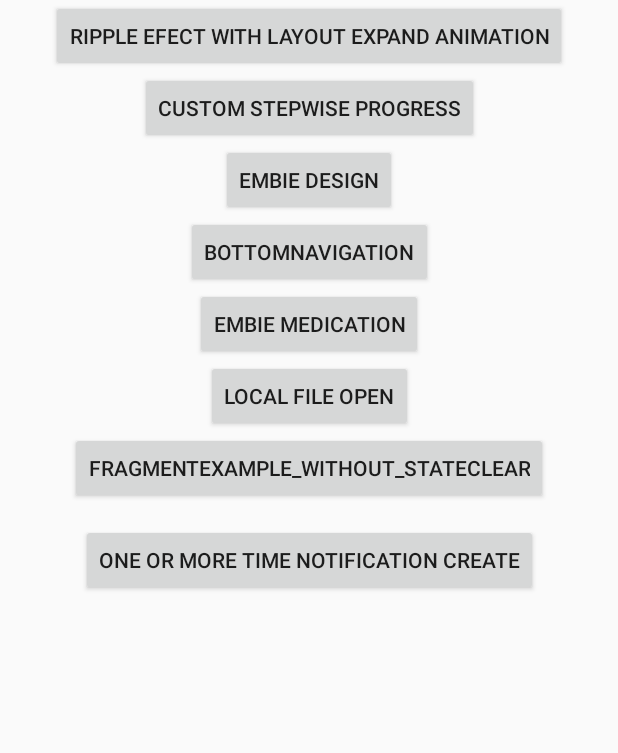
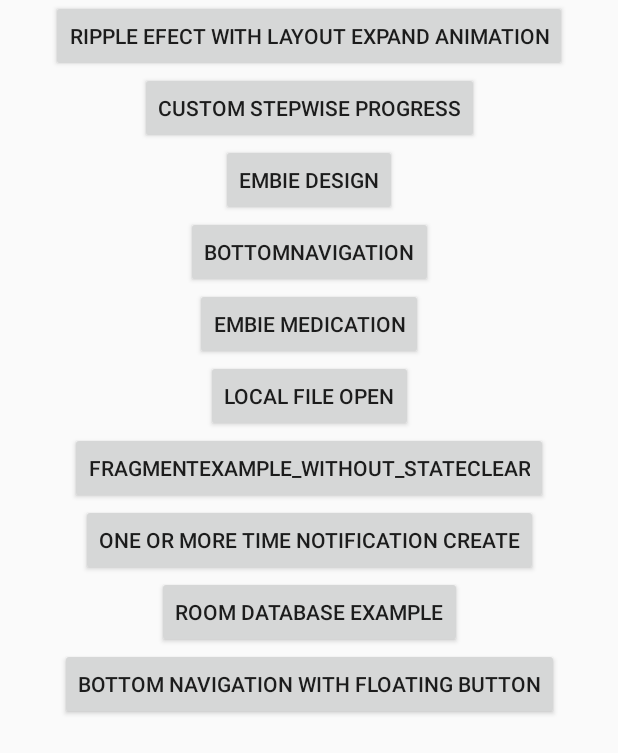
Before and after one commit to parasArvaan2021/AllKotlin, an Android app: the screen it shows after launch (MainActivity), on a phone screen of 412 x 824 dp. Shown: the top 753 px of the screen. Run offline under Robolectric (Android 15) with nearby library versions, the phone set to English and light mode, and no system bars.

Commit message:
BottomNavigationWithFab Button Module complete

```diff
--- a/app/src/main/res/drawable/nav_item_color_state.xml
+++ b/app/src/main/res/drawable/nav_item_color_state.xml
@@ -1,5 +1,5 @@
 <?xml version="1.0" encoding="utf-8"?>
 <selector xmlns:android="http://schemas.android.com/apk/res/android">
-    <item android:state_checked="true" android:color="@android:color/darker_gray" />
+    <item android:state_checked="true" android:color="#FACACA" />
     <item android:color="@android:color/darker_gray"  />
 </selector>
--- a/app/src/main/res/layout/activity_main.xml
+++ b/app/src/main/res/layout/activity_main.xml
@@ -74,11 +74,27 @@
         android:id="@+id/btnOneORMoreTimeCreateNotification"
         android:layout_width="wrap_content"
         android:layout_height="wrap_content"
-        android:layout_marginTop="@dimen/_10sdp"
         android:text="ONe Or More Time Notification Create"
         app:layout_constraintEnd_toEndOf="parent"
         app:layout_constraintStart_toStartOf="parent"
         app:layout_constraintTop_toBottomOf="@id/FragmentExampleWithoutStateClear" />
+    <Button
+        android:id="@+id/btnRoomDataBase"
+        android:layout_width="wrap_content"
+        android:layout_height="wrap_content"
+        android:text="Room DataBase Example"
+        app:layout_constraintEnd_toEndOf="parent"
+        app:layout_constraintStart_toStartOf="parent"
+        app:layout_constraintTop_toBottomOf="@id/btnOneORMoreTimeCreateNotification" />
+
+    <Button
+        android:id="@+id/btnBottomNavigationWithFloatingButton"
+        android:layout_width="wrap_content"
+        android:layout_height="wrap_content"
+        android:text="Bottom Navigation With Floating Button"
+        app:layout_constraintEnd_toEndOf="parent"
+        app:layout_constraintStart_toStartOf="parent"
+        app:layout_constraintTop_toBottomOf="@id/btnRoomDataBase"/>
 
 
 </androidx.constraintlayout.widget.ConstraintLayout>
--- a/app/src/main/res/values/themes.xml
+++ b/app/src/main/res/values/themes.xml
@@ -14,4 +14,8 @@
         <item name="android:statusBarColor" tools:targetApi="l">?attr/colorPrimaryVariant</item>
         <!-- Customize your theme here. -->
     </style>
+
+    <style name="BottomNavigation" parent="Theme.MaterialComponents.Light">
+
+    </style>
 </resources>
```
Also changed, not shown: app/src/main/AndroidManifest.xml (+12 -10 lines), app/src/main/java/com/main/kotlin/BottomNavWithFABButton.kt (added, +16 -0 lines), app/src/main/java/com/main/kotlin/MainActivity.kt (+30 -19 lines), app/src/main/res/drawable-v24/ic_baseline_add_24.xml (added, +10 -0 lines), app/src/main/res/layout/activity_bottom_nav_with_fabbutton.xml (added, +49 -0 lines), app/src/main/res/menu/bottom_navigation_fab_main.xml (added, +29 -0 lines).
